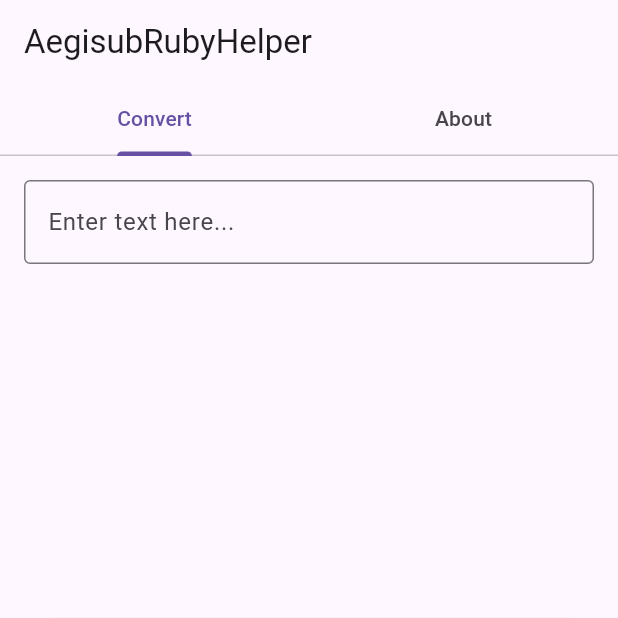
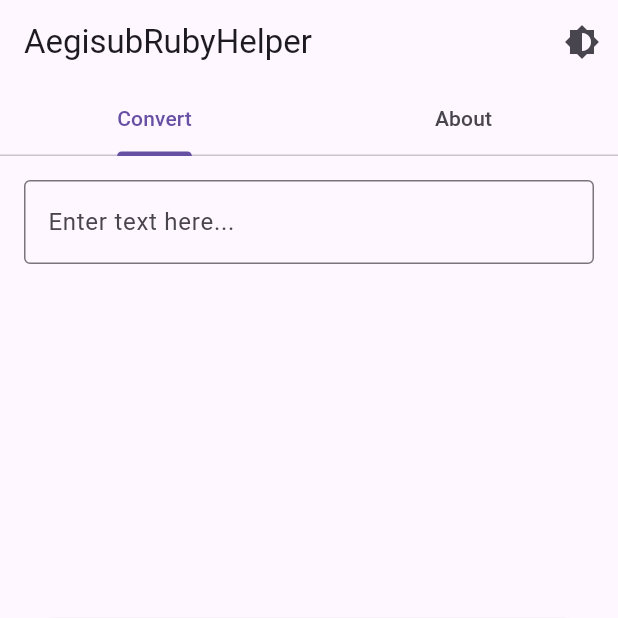
Before and after one commit to qianzhu233/aegisub_ruby_helper, a Flutter app: the screen it shows after launch, on a phone screen of 412 x 824 dp, the top half of it. Run offline on Flutter 3.47's test engine with Material 3 defaults, Android fonts, the light colour scheme and no system bars.

Commit message:
dart mode

```diff
--- a/lib/main.dart
+++ b/lib/main.dart
@@ -5,26 +5,51 @@
   runApp(const MyApp());
 }
 
-class MyApp extends StatelessWidget {
+class MyApp extends StatefulWidget {
   const MyApp({super.key});
+
+  @override
+  State<MyApp> createState() => _MyAppState();
+}
+
+class _MyAppState extends State<MyApp> {
+  ThemeMode _themeMode = ThemeMode.system; // Default to system mode
+
+  void _toggleThemeMode(ThemeMode mode) {
+    setState(() {
+      _themeMode = mode;
+    });
+  }
 
   @override
   Widget build(BuildContext context) {
     return MaterialApp(
       title: 'AegisubRubyHelper',
       theme: ThemeData(
+        brightness: Brightness.light,
         primarySwatch: Colors.blue,
       ),
-      home: const DefaultTabController(
+      darkTheme: ThemeData(
+        brightness: Brightness.dark,
+        primarySwatch: Colors.blue,
+      ),
+      themeMode: _themeMode,
+      home: DefaultTabController(
         length: 2, // 2 tabs: 1 for conversion, 1 for About
-        child: MyHomePage(),
+        child: MyHomePage(
+          themeMode: _themeMode,
+          onThemeChanged: _toggleThemeMode,
+        ),
       ),
     );
   }
 }
 
 class MyHomePage extends StatefulWidget {
-  const MyHomePage({super.key});
+  final ThemeMode themeMode;
+  final ValueChanged<ThemeMode> onThemeChanged;
+
+  const MyHomePage({super.key, required this.themeMode, required this.onThemeChanged});
 
   @override
   _MyHomePageState createState() => _MyHomePageState();
@@ -105,6 +130,26 @@
             Tab(text: 'About'),
           ],
         ),
+        actions: [
+          PopupMenuButton<ThemeMode>(
+            icon: const Icon(Icons.brightness_6),
+            onSelected: widget.onThemeChanged,
+            itemBuilder: (context) => [
+              const PopupMenuItem(
+                value: ThemeMode.system,
+                child: Text('System Default'),
+              ),
+              const PopupMenuItem(
+                value: ThemeMode.light,
+                child: Text('Light Mode'),
+              ),
+              const PopupMenuItem(
+                value: ThemeMode.dark,
+                child: Text('Dark Mode'),
+              ),
+            ],
+          ),
+        ],
       ),
       body: TabBarView(
         children: [
```
Also changed, not shown: pubspec.lock.
